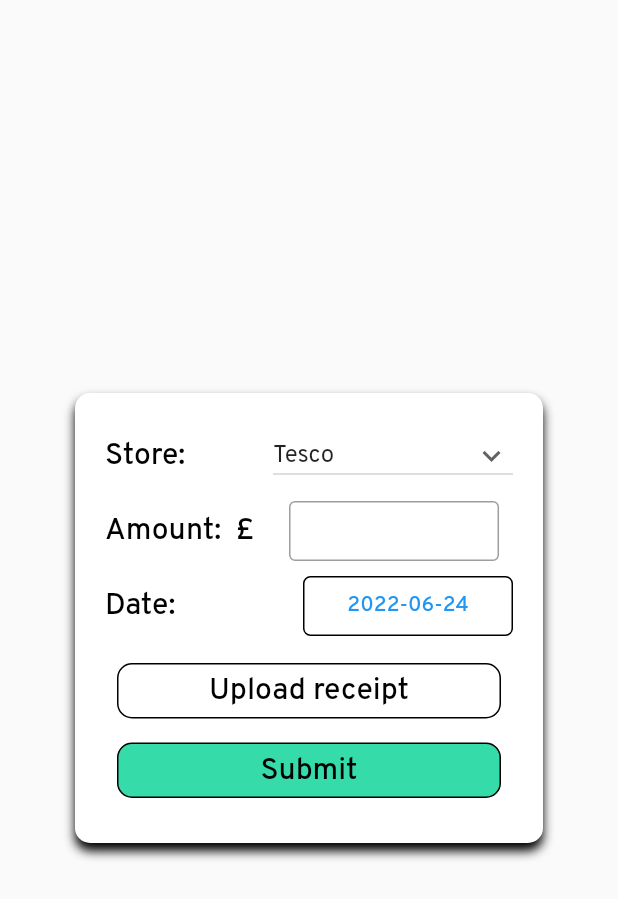
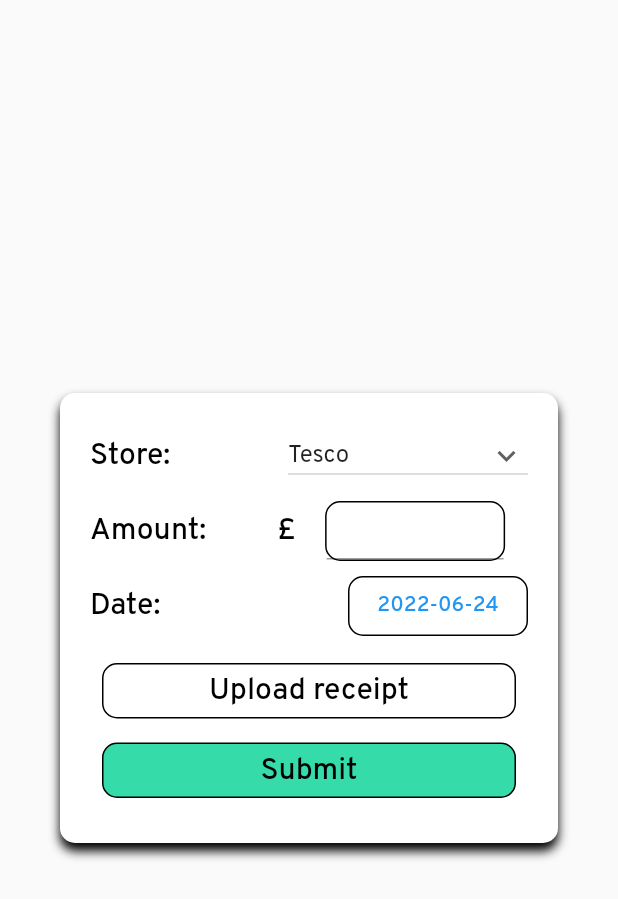
Before and after one commit to khemichew/Kumi, a Flutter app: the AddingShopForm widget shown alone on an empty page, opened directly, on a phone screen of 412 x 824 dp. Shown: the top 899 px of the screen. Run offline on Flutter 3.47's test engine with Material 2 defaults, Android fonts, the phone set to English and light mode, and no system bars; our stand-ins replace barcode_widget, cloud_firestore, firebase_auth, firebase_core, firebase_storage, fl_chart and 2 more; missing offline and left inert: flutter_barcode_scanner; accounts and stored records are empty; project files that could hold a hidden picture were left out.

Commit message:
[fix] fix UI for smaller screen

```diff
--- a/app/lib/tabs/records/add_button.dart
+++ b/app/lib/tabs/records/add_button.dart
@@ -91,7 +91,7 @@ class AddShoppingState extends State<AddingShopForm> {
   contentBox(context) {
     return Container(
         height: 300,
-        margin: const EdgeInsets.symmetric(vertical: 10.0, horizontal: 10.0),
+        margin: const EdgeInsets.symmetric(vertical: 10.0),
         padding: const EdgeInsets.symmetric(vertical: 20.0, horizontal: 20.0),
         decoration: BoxDecoration(
             shape: BoxShape.rectangle,
@@ -144,15 +144,19 @@ class AddShoppingState extends State<AddingShopForm> {
             Row(
               mainAxisAlignment: MainAxisAlignment.spaceBetween,
               children: [
-                const Text("Amount:  £   ", style: ordinaryStyle),
-                SizedBox(
-                  width: 140,
+                const Text("Amount:", style: ordinaryStyle),
+                quadSpacing,
+                const Text(" £ ", style: ordinaryStyle),
+                Container(
+                  width: 120,
                   height: 40,
+                  decoration: BoxDecoration(
+                    border: Border.all(color: Colors.black, width: 1.0),
+                    color: Colors.white,
+                    borderRadius: regularRadius,
+                  ),
                   child: TextField(
                     style: smallStyle,
-                    decoration: const InputDecoration(
-                      border: OutlineInputBorder(),
-                    ),
                     controller: amountController,
                   ),
                 ),
@@ -170,12 +174,12 @@ class AddShoppingState extends State<AddingShopForm> {
                   style: ordinaryStyle,
                 ),
                 Container(
-                  width: 140,
+                  width: 120,
                   height: 40,
                   decoration: BoxDecoration(
                     border: Border.all(color: Colors.black),
                     color: Colors.white,
-                    borderRadius: const BorderRadius.all(Radius.circular(5)),
+                    borderRadius: regularRadius,
                   ),
                   child: TextButton(
                     onPressed: () {
--- a/app/lib/tabs/track/budget.dart
+++ b/app/lib/tabs/track/budget.dart
@@ -125,7 +125,7 @@ class BudgetViewState extends State<BudgetView> {
             style: ordinaryStyle,
           ),
           SizedBox(
-            width: 100,
+            width: 80,
             height: 40,
             child: TextFormField(
               style: ordinaryStyle,
```
